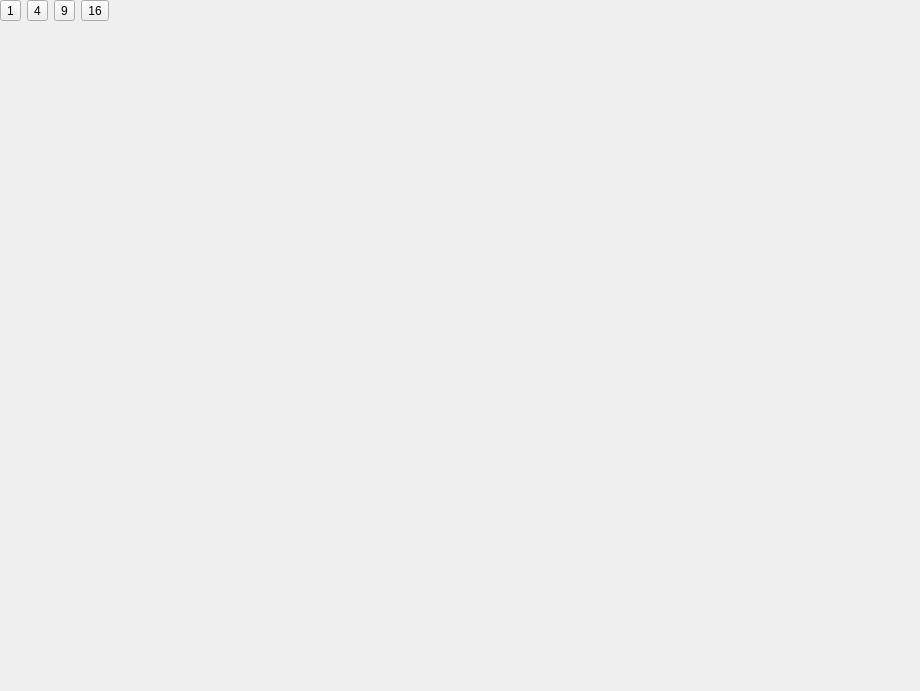
The window that player/mainwindow.ui (dyhgo/Horus) describes before a commit, drawn with Qt 5.
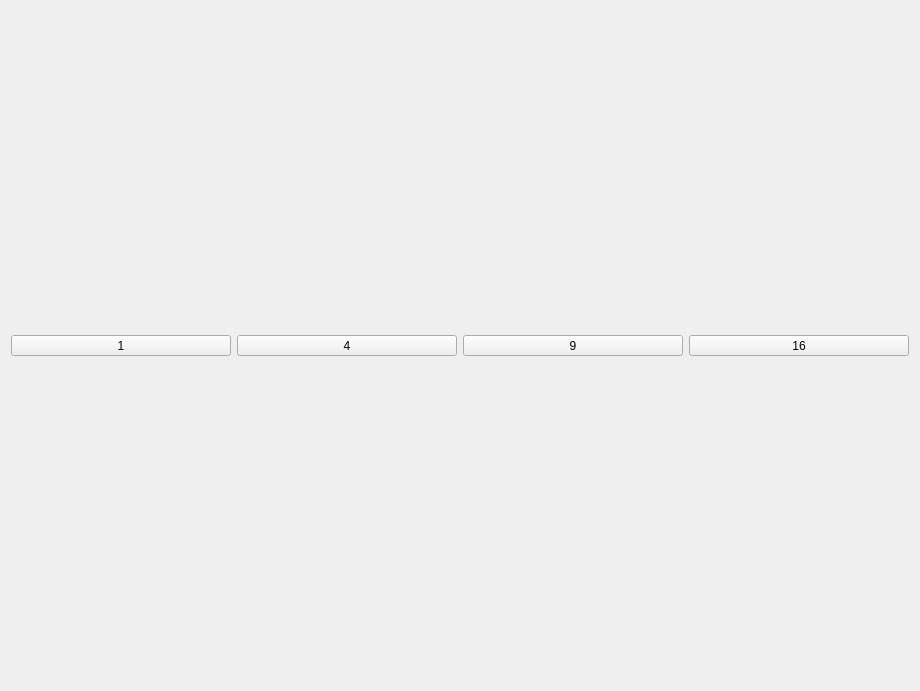
The same window after the commit.

Commit message: 增加点击按钮换界面逻辑

The edit to the form file:
```diff
--- a/player/mainwindow.ui
+++ b/player/mainwindow.ui
@@ -16,7 +16,8 @@
   <property name="windowTitle">
    <string>MainWindow</string>
   </property>
-  <widget class="QWidget" name="centralwidget">
+  <layout class="QGridLayout" name="gridLayout_3">
+   <item row="0" column="0">
    <layout class="QGridLayout" name="gridLayout_2">
     <item row="0" column="0">
      <layout class="QGridLayout" name="gridLayout"/>
@@ -78,7 +79,8 @@
      </layout>
     </item>
    </layout>
-  </widget>
+   </item>
+  </layout>
   <action name="actOne">
    <property name="text">
     <string>1画面</string>
```
Lines whose indentation alone changed are shown as unchanged. The commit also changes 3 other files.
